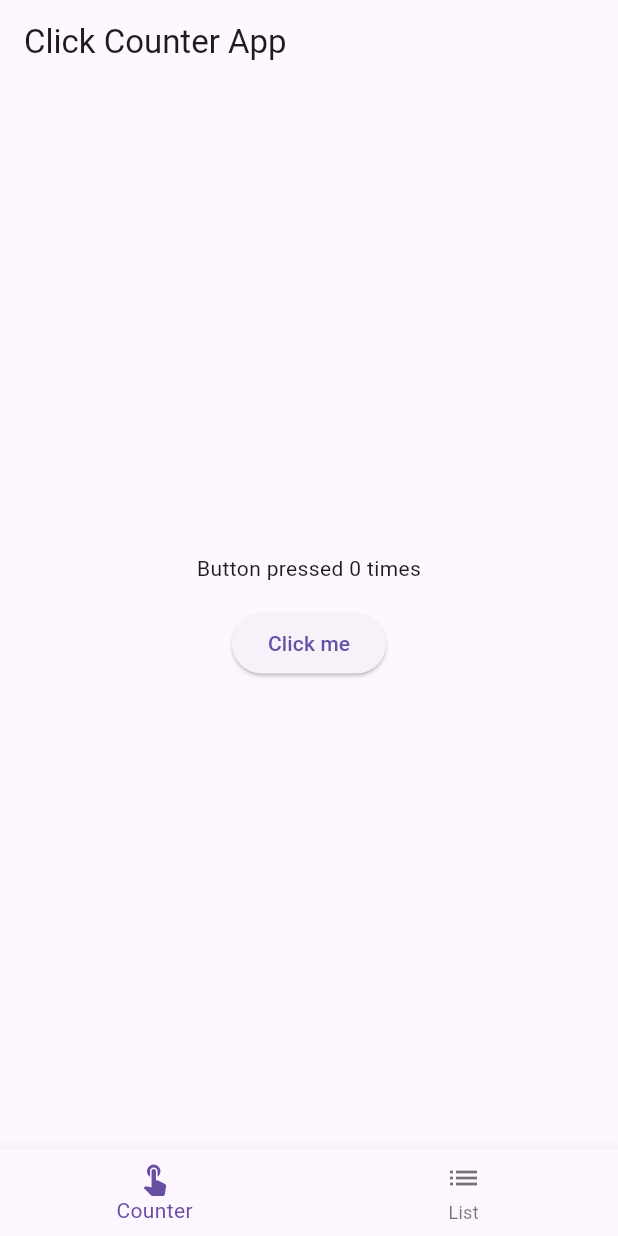
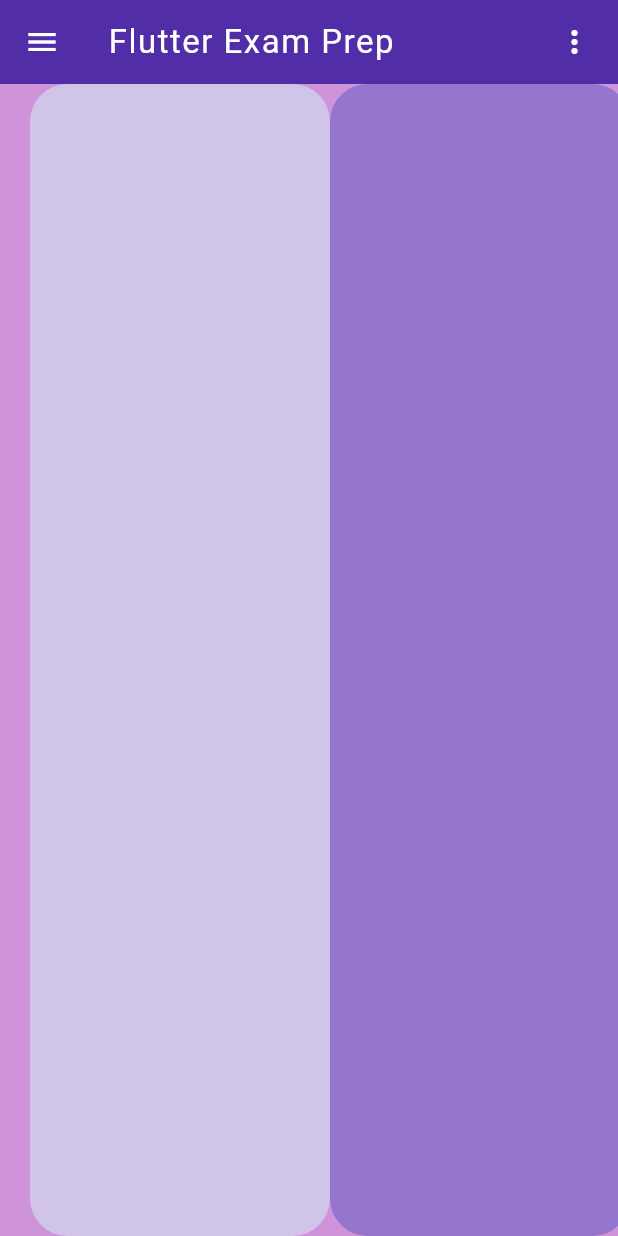
Before and after one commit to KiranRajeev-KV/flutter_playground, a Flutter app: the screen it shows after launch, on a phone screen of 412 x 824 dp. Run offline on Flutter 3.47's test engine with Material 3 defaults, Android fonts, the phone set to English and light mode, and no system bars.

Commit message:
feat: start agian from scratch

```diff
--- a/lib/main.dart
+++ b/lib/main.dart
@@ -1,106 +1,113 @@
+import 'dart:ui';
 import 'package:flutter/material.dart';
 
 void main() {
-  runApp(const MainApp());
-}
-class MainApp extends StatefulWidget {
-  const MainApp({super.key});
-
-  @override
-  State<MainApp> createState() => _MainAppState();
+  runApp(const MyApp());
 }
 
-class _MainAppState extends State<MainApp> {
-  int _selectedIndex = 0;
+class MyApp extends StatelessWidget {
+  const MyApp({super.key});
 
-  static final List<Widget> _pages = <Widget>[
-    const ClickCounter(),
-    const ListViewPage(),
-  ];
-
-  void _onItemTapped(int index) {
-    setState(() {
-      _selectedIndex = index;
-    });
+  // dart logic goes here
+  void onPressed() {
+    // ignore: avoid_print
+    print("pressed");
   }
 
   @override
   Widget build(BuildContext context) {
+    // call functions if needed
+
     return MaterialApp(
+        scrollBehavior: const MaterialScrollBehavior().copyWith(
+        dragDevices: {PointerDeviceKind.mouse},
+      ),
+      debugShowCheckedModeBanner: false,
       home: Scaffold(
+        backgroundColor: Colors.purple[200],
         appBar: AppBar(
-          title: const Text('Click Counter App'),
+          title: const Text(
+            "Flutter Exam Prep",
+            style: TextStyle(
+              color: Colors.white,
+              fontWeight: FontWeight.normal,
+              letterSpacing: 1,
+            ),
+          ),
+          leading: const Icon(
+            Icons.menu,
+            color: Colors.white,
+          ),
+          backgroundColor: Colors.deepPurple[700],
+          actions: [
+            Container(
+              margin: const EdgeInsets.only(right: 5),
+              child: IconButton(
+                onPressed: onPressed,
+                icon: const Icon(
+                  Icons.more_vert,
+                  color: Colors.white,
+                ),
+                padding: const EdgeInsets.symmetric(horizontal: 10),
+              ),
+            ),
+          ],
         ),
-        body: Center(
-          child: _pages[_selectedIndex],
-        ),
-        bottomNavigationBar: BottomNavigationBar(
-          currentIndex: _selectedIndex,
-          onTap: _onItemTapped,
-          items: const [
-            BottomNavigationBarItem(
-              icon: Icon(Icons.touch_app),
-              label: 'Counter',
+        body: ListView(
+          scrollDirection: Axis.horizontal,
+          padding: EdgeInsets.symmetric(horizontal: 20),
+          children: [
+            Container(
+              height: 200,
+              width: 200,
+              decoration: BoxDecoration(
+          color: Colors.deepPurple[100],
+          borderRadius: BorderRadius.circular(25),
+              ),
             ),
-            BottomNavigationBarItem(
-              icon: Icon(Icons.list),
-              label: 'List',
+            Container(
+              height: 200,
+              width: 200,
+              decoration: BoxDecoration(
+          color: Colors.deepPurple[300],
+          borderRadius: BorderRadius.circular(25),
+              ),
             ),
+            Container(
+              height: 200,
+              width: 200,
+              decoration: BoxDecoration(
+          color: Colors.deepPurple[500],
+          borderRadius: BorderRadius.circular(25),
+              ),
+            ),
+            Container(
+              height: 200,
+              width: 200,
+              decoration: BoxDecoration(
+          color: Colors.deepPurple[700],
+          borderRadius: BorderRadius.circular(25),
+              ),
+            ),
+            Container(
+              height: 200,
+              width: 200,
+              decoration: BoxDecoration(
+          color: Colors.deepPurple[900],
+          borderRadius: BorderRadius.circular(25),
+              ),
+            ),
+            Container(
+              height: 200,
+              width: 200,
+              decoration: BoxDecoration(
+          color: Colors.purple[900],
+          borderRadius: BorderRadius.circular(25),
+              ),
+            )
           ],
         ),
       ),
     );
   }
 }
-
-class ListViewPage extends StatelessWidget {
-  const ListViewPage({super.key});
-
-  @override
-  Widget build(BuildContext context) {
-    final items = List<String>.generate(20, (i) => 'Item ${i + 1}');
-    return ListView.separated(
-      padding: const EdgeInsets.all(16),
-      itemCount: items.length,
-      separatorBuilder: (context, index) => const Divider(),
-      itemBuilder: (context, index) {
-        return ListTile(
-          leading: const Icon(Icons.label),
-          title: Text(items[index]),
-        );
-      },
-    );
-  }
-}
-
-class ClickCounter extends StatefulWidget {
-  const ClickCounter({super.key});
-
-  @override
-  State<ClickCounter> createState() => _ClickCounterState();
-}
-
-class _ClickCounterState extends State<ClickCounter> {
-  int _count = 0;
-
-  void _increment() {
-    setState(() {
-      _count++;
-    });
-  }
-
-  @override
-  Widget build(BuildContext context) {
-    return Column(
-      mainAxisSize: MainAxisSize.min,
-      children: [
-        Text('Button pressed $_count times'),
-        const SizedBox(height: 16),
-        ElevatedButton(
-          onPressed: _increment,
-          child: const Text('Click me'),
-        ),
-      ],
-    );
-  }
-}
```
